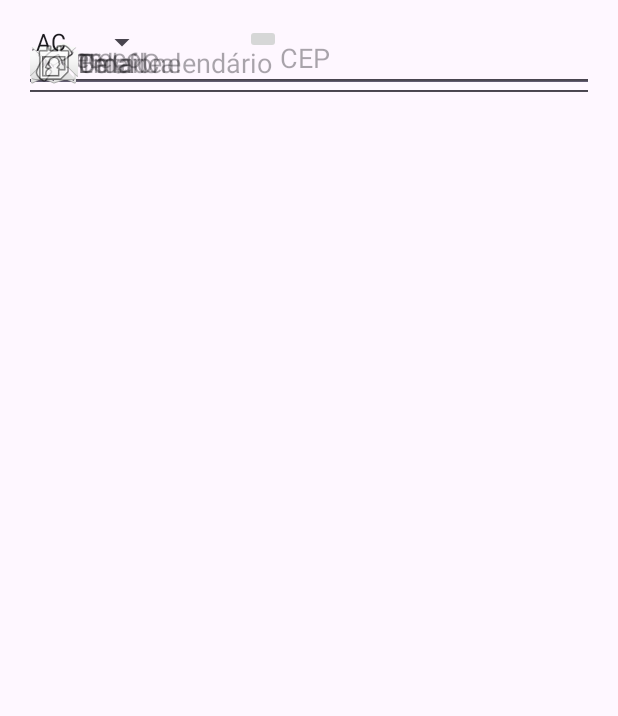
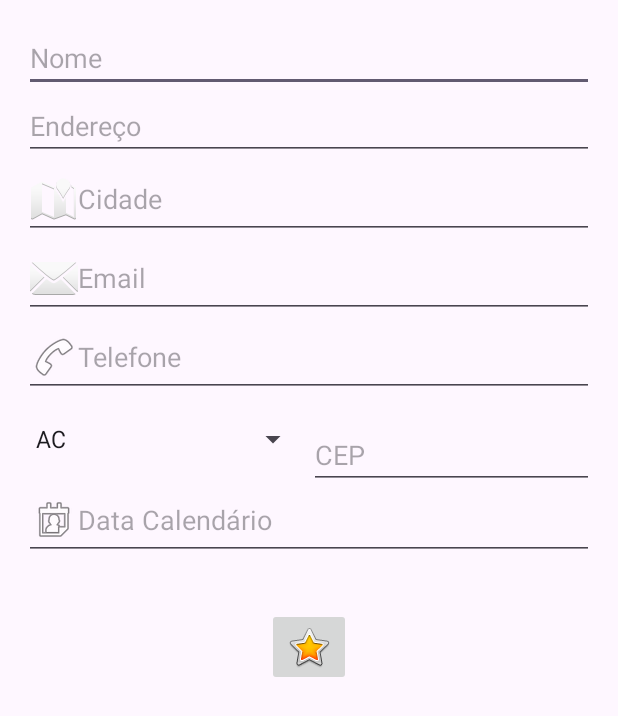
Before and after one commit to Laaioner/mobilidade_pt2, an Android app: the ActivityFormularioConstraint screen opened directly, with no data from a screen before it, on a phone screen of 412 x 824 dp. Shown: the top 716 px of the screen. Run offline under Robolectric (Android 15) with nearby library versions, the phone set to English and light mode, and no system bars.

Commit message:
Ajuste layout

```diff
--- a/app/src/main/res/layout/activity_formulario_constraint.xml
+++ b/app/src/main/res/layout/activity_formulario_constraint.xml
@@ -1,5 +1,6 @@
 <?xml version="1.0" encoding="utf-8"?>
-<androidx.constraintlayout.widget.ConstraintLayout xmlns:android="http://schemas.android.com/apk/res/android"
+<androidx.constraintlayout.widget.ConstraintLayout
+    xmlns:android="http://schemas.android.com/apk/res/android"
     xmlns:app="http://schemas.android.com/apk/res-auto"
     xmlns:tools="http://schemas.android.com/tools"
     android:id="@+id/main"
@@ -9,11 +10,7 @@
 
     <ScrollView
         android:layout_width="match_parent"
-        android:layout_height="match_parent"
-        app:layout_constraintBottom_toBottomOf="parent"
-        app:layout_constraintEnd_toEndOf="parent"
-        app:layout_constraintStart_toStartOf="parent"
-        app:layout_constraintTop_toTopOf="parent">
+        android:layout_height="match_parent">
 
         <androidx.constraintlayout.widget.ConstraintLayout
             android:layout_width="match_parent"
@@ -26,9 +23,9 @@
                 android:layout_height="wrap_content"
                 android:hint="@string/hint_nome"
                 android:inputType="text"
-                app:layout_constraintEnd_toEndOf="parent"
+                app:layout_constraintTop_toTopOf="parent"
                 app:layout_constraintStart_toStartOf="parent"
-                app:layout_constraintTop_toTopOf="parent" />
+                app:layout_constraintEnd_toEndOf="parent"/>
 
             <EditText
                 android:id="@+id/editEndereco"
@@ -36,94 +33,87 @@
                 android:layout_height="wrap_content"
                 android:hint="@string/hint_endereco"
                 android:inputType="text"
-                app:layout_constraintEnd_toEndOf="parent"
-                app:layout_constraintHorizontal_bias="0.0"
+                app:layout_constraintTop_toBottomOf="@id/editNome"
                 app:layout_constraintStart_toStartOf="parent"
-                tools:layout_editor_absoluteY="51dp" />
+                app:layout_constraintEnd_toEndOf="parent"/>
 
             <EditText
                 android:id="@+id/editCidade"
                 android:layout_width="0dp"
                 android:layout_height="wrap_content"
                 android:drawableStart="@android:drawable/ic_dialog_map"
-                android:ems="10"
                 android:hint="@string/hint_cidade"
                 android:inputType="text"
-                app:layout_constraintEnd_toEndOf="parent"
-                app:layout_constraintHorizontal_bias="0.0"
+                app:layout_constraintTop_toBottomOf="@id/editEndereco"
                 app:layout_constraintStart_toStartOf="parent"
-                tools:layout_editor_absoluteY="105dp" />
+                app:layout_constraintEnd_toEndOf="parent"/>
 
             <EditText
                 android:id="@+id/editEmails"
                 android:layout_width="0dp"
                 android:layout_height="wrap_content"
                 android:drawableStart="@android:drawable/ic_dialog_email"
-                android:ems="10"
                 android:hint="@string/hint_email"
                 android:inputType="text"
-                app:layout_constraintEnd_toEndOf="parent"
-                app:layout_constraintHorizontal_bias="0.0"
+                app:layout_constraintTop_toBottomOf="@id/editCidade"
                 app:layout_constraintStart_toStartOf="parent"
-                tools:layout_editor_absoluteY="157dp" />
+                app:layout_constraintEnd_toEndOf="parent"/>
 
             <EditText
                 android:id="@+id/editTelefone"
                 android:layout_width="0dp"
                 android:layout_height="wrap_content"
                 android:drawableStart="@android:drawable/ic_menu_call"
-                android:ems="10"
                 android:hint="@string/hint_telefone"
                 android:inputType="text"
-                app:layout_constraintEnd_toEndOf="parent"
-                app:layout_constraintHorizontal_bias="0.0"
+                app:layout_constraintTop_toBottomOf="@id/editEmails"
                 app:layout_constraintStart_toStartOf="parent"
-                tools:layout_editor_absoluteY="218dp" />
+                app:layout_constraintEnd_toEndOf="parent"/>
 
             <Spinner
                 android:id="@+id/spinnerEstados"
-                android:layout_width="wrap_content"
+                android:layout_width="0dp"
                 android:layout_height="wrap_content"
+                android:layout_marginTop="16dp"
                 android:entries="@array/siglas_estados_brasil"
-                app:layout_constraintEnd_toEndOf="parent"
-                app:layout_constraintHorizontal_bias="0.0"
+                app:layout_constraintTop_toBottomOf="@id/editTelefone"
                 app:layout_constraintStart_toStartOf="parent"
-                tools:layout_editor_absoluteY="282dp" />
+                app:layout_constraintEnd_toStartOf="@id/editCep"
+                app:layout_constraintHorizontal_weight="1"/>
 
             <EditText
                 android:id="@+id/editCep"
-                android:layout_width="wrap_content"
+                android:layout_width="0dp"
                 android:layout_height="wrap_content"
-                android:ems="10"
+                android:layout_marginTop="16dp"
                 android:hint="@string/hint_cep"
                 android:inputType="text"
+                app:layout_constraintTop_toBottomOf="@id/editTelefone"
+                app:layout_constraintStart_toEndOf="@id/spinnerEstados"
                 app:layout_constraintEnd_toEndOf="parent"
-                app:layout_constraintHorizontal_bias="1.0"
-                app:layout_constraintStart_toStartOf="parent"
-                tools:layout_editor_absoluteY="277dp" />
+                app:layout_constraintHorizontal_weight="1"/>
 
             <EditText
                 android:id="@+id/editAniversario"
                 android:layout_width="0dp"
                 android:layout_height="wrap_content"
+                android:layout_marginTop="16dp"
                 android:drawableStart="@android:drawable/ic_menu_my_calendar"
-                android:ems="10"
                 android:hint="@string/hint_calendario"
                 android:inputType="text"
-                app:layout_constraintEnd_toEndOf="parent"
-                app:layout_constraintHorizontal_bias="1.0"
+                app:layout_constraintTop_toBottomOf="@id/spinnerEstados"
                 app:layout_constraintStart_toStartOf="parent"
-                tools:layout_editor_absoluteY="338dp" />
+                app:layout_constraintEnd_toEndOf="parent"/>
 
             <ImageButton
                 android:id="@+id/imageButton"
                 android:layout_width="wrap_content"
                 android:layout_height="wrap_content"
-                app:layout_constraintEnd_toEndOf="parent"
-                app:layout_constraintHorizontal_bias="0.414"
+                android:layout_marginTop="32dp"
+                app:srcCompat="@android:drawable/btn_star_big_on"
+                app:layout_constraintTop_toBottomOf="@id/editAniversario"
                 app:layout_constraintStart_toStartOf="parent"
-                tools:layout_editor_absoluteY="407dp"
-                tools:srcCompat="@tools:sample/avatars" />
+                app:layout_constraintEnd_toEndOf="parent"/>
 
         </androidx.constraintlayout.widget.ConstraintLayout>
     </ScrollView>
```
